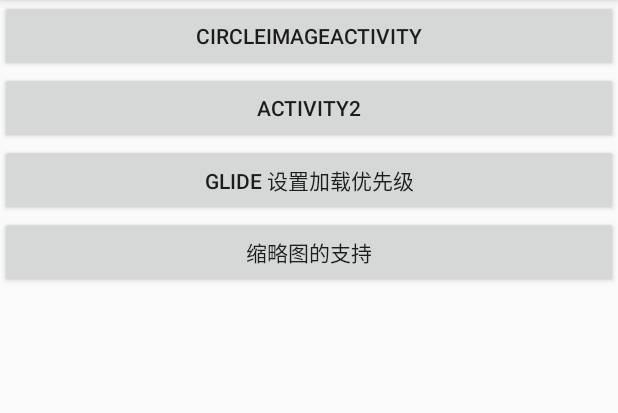
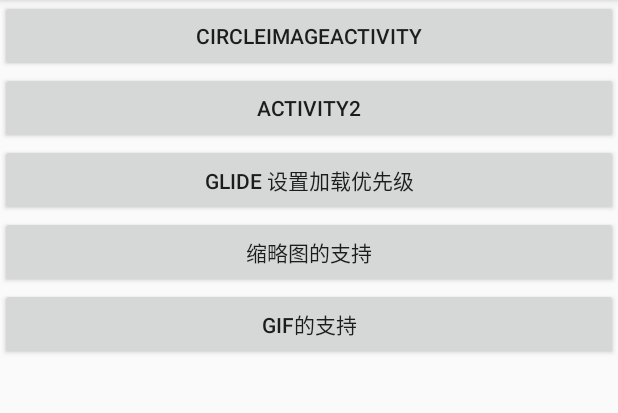
Before and after one commit to zyj1609wz/GlideDemo, an Android app: the screen it shows after launch (MainActivity), on a phone screen of 412 x 824 dp, the part 84-497 px from its top. Run offline under Robolectric (Android 15) with nearby library versions, the phone set to English and light mode, and no system bars.

Commit message:
GIF 图片的支持

```diff
--- a/app/src/main/AndroidManifest.xml
+++ b/app/src/main/AndroidManifest.xml
@@ -22,7 +22,8 @@
         <activity android:name=".CircleImageActivity" />
         <activity android:name=".Activity2" />
         <activity android:name=".PriorityActivity" />
-        <activity android:name=".ThumbnailActivity"></activity>
+        <activity android:name=".ThumbnailActivity" />
+        <activity android:name=".GifActivity"></activity>
     </application>
 
 </manifest>
--- a/app/src/main/java/app/zuil/com/glidedemo/MainActivity.java
+++ b/app/src/main/java/app/zuil/com/glidedemo/MainActivity.java
@@ -16,6 +16,7 @@ public class MainActivity extends AppCompatActivity implements View.OnClickListe
         findViewById(R.id.activity2).setOnClickListener(this);
         findViewById(R.id.priorityActivity).setOnClickListener(this);
         findViewById(R.id.thumbnailActivity).setOnClickListener(this);
+        findViewById(R.id.gifActivity).setOnClickListener(this);
     }
 
     @Override
@@ -33,6 +34,9 @@ public class MainActivity extends AppCompatActivity implements View.OnClickListe
             case R.id.thumbnailActivity :
                 startActivity( new Intent( MainActivity.this , ThumbnailActivity.class));
                 break;
+            case R.id.gifActivity :
+                startActivity( new Intent( MainActivity.this , GifActivity.class));
+                break;
         }
     }
 }
--- a/app/src/main/res/layout/activity_main.xml
+++ b/app/src/main/res/layout/activity_main.xml
@@ -39,6 +39,14 @@
             android:text="缩略图的支持"
             />
 
+        <Button
+            android:id="@+id/gifActivity"
+            android:layout_width="match_parent"
+            android:layout_height="wrap_content"
+            android:text="Gif的支持"
+            />
+
+
 
     </LinearLayout>
 </RelativeLayout>
```
Also changed, not shown: app/src/main/java/app/zuil/com/glidedemo/GifActivity.java (added, +24 -0 lines), app/src/main/res/layout/activity_gif.xml (added, +32 -0 lines), 1 other file.
